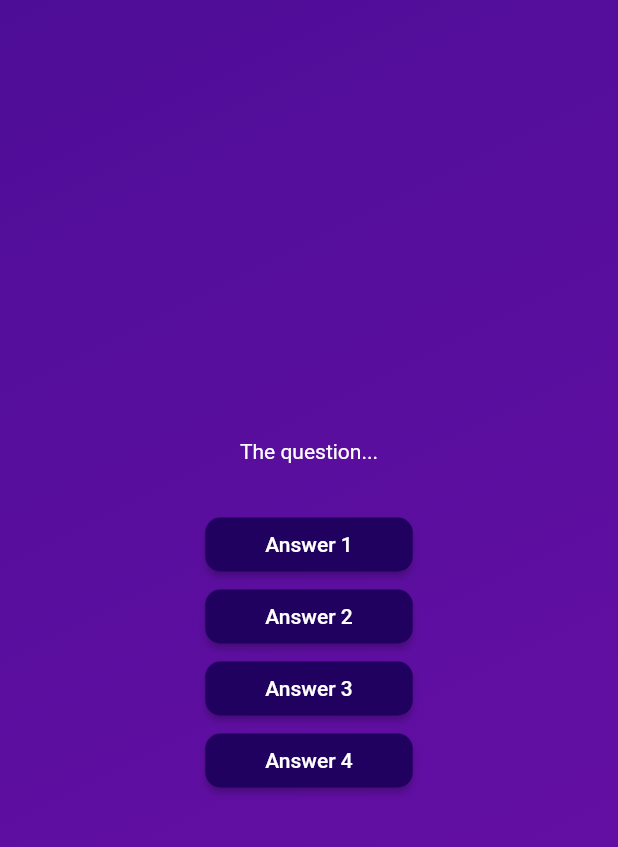
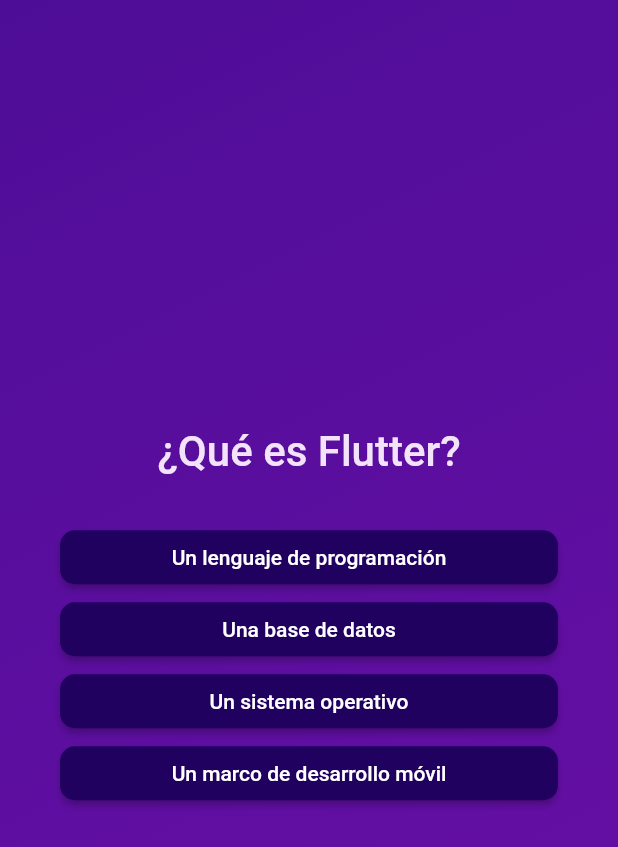
Before and after one commit to Ing-Eduardo-E/Flutter-Projects, a Flutter app: the screen it shows after launch, after a tap on "Inicio de cuestionario", on a phone screen of 412 x 824 dp. Shown: the top 847 px of the screen. Run offline on Flutter 3.47's test engine with Material 2 defaults, Android fonts, the phone set to English and light mode, and no system bars; our stand-ins replace google_fonts.

Commit message:
Arreglo de estilos e importacion de fuentes

```diff
--- a/flutter_questionnaire_2/lib/answer_button.dart
+++ b/flutter_questionnaire_2/lib/answer_button.dart
@@ -19,7 +19,10 @@ class AnswerButton extends StatelessWidget {
           borderRadius: BorderRadius.circular(10),
         ),
       ),
-      child: Text(answerText),
+      child: Text(
+        answerText,
+        textAlign: TextAlign.center,
+      ),
     );
   }
 }
--- a/flutter_questionnaire_2/lib/models/quiz_question.dart
+++ b/flutter_questionnaire_2/lib/models/quiz_question.dart
@@ -3,4 +3,11 @@ class QuizQuestion {
 
   final String text;
   final List<String> answers;
+
+  //Barajar lista de respuestas
+  List<String> getshuffledAnswers() {
+    final shuffledList = List.of(answers);
+    shuffledList.shuffle();
+    return shuffledList;
+  }
 }
--- a/flutter_questionnaire_2/lib/questions_screen.dart
+++ b/flutter_questionnaire_2/lib/questions_screen.dart
@@ -1,5 +1,7 @@
 import 'package:flutter/material.dart';
 import 'package:flutter_questionnaire_2/answer_button.dart';
+import 'package:flutter_questionnaire_2/data/questions.dart';
+import 'package:google_fonts/google_fonts.dart';
 
 class QuestionsScreen extends StatefulWidget {
   const QuestionsScreen({super.key});
@@ -9,28 +11,44 @@ class QuestionsScreen extends StatefulWidget {
 }
 
 class _QuestionsScreenState extends State<QuestionsScreen> {
+  var currentQuestionIndex = 0;
+
+  void answerQuestion() {
+    setState(() {
+      currentQuestionIndex++;
+    });
+  }
+
   @override
   Widget build(BuildContext context) {
+    final currentQuestion = questions[currentQuestionIndex];
+
     return SizedBox(
       width: double.infinity,
+      child: Container(
+        margin: const EdgeInsets.all(40),
         child: Column(
           mainAxisAlignment: MainAxisAlignment.center,
+          crossAxisAlignment: CrossAxisAlignment.stretch,
           children: [
-          const Text(
-            'The question...',
-            style: TextStyle(
-              color: Colors.white,
+            Text(
+              currentQuestion.text,
+              style: GoogleFonts.roboto(
+                fontSize: 28,
+                fontWeight: FontWeight.w500,
+                color: const Color.fromARGB(255, 242, 227, 250),
               ),
+              textAlign: TextAlign.center,
             ),
             const SizedBox(height: 30),
-          AnswerButton(
-            answerText: 'Answer 1',
-            onTap: () {},
+            ...currentQuestion.getshuffledAnswers().map((answer) {
+              return AnswerButton(
+                answerText: answer,
+                onTap: answerQuestion,
+              );
+            }).toList(), //revisar luego
+          ],
         ),
-          AnswerButton(answerText: 'Answer 2', onTap: () {}),
-          AnswerButton(answerText: 'Answer 3', onTap: () {}),
-          AnswerButton(answerText: 'Answer 4', onTap: () {}),
-        ],
       ),
     );
   }
--- a/flutter_questionnaire_2/lib/start_screen.dart
+++ b/flutter_questionnaire_2/lib/start_screen.dart
@@ -1,4 +1,5 @@
 import 'package:flutter/material.dart';
+import 'package:google_fonts/google_fonts.dart';
 
 class StartScreen extends StatelessWidget {
   const StartScreen(this.startQuiz, {super.key});
@@ -14,11 +15,11 @@ class StartScreen extends StatelessWidget {
         Image.asset("assets/images/quiz-logo.png",
             width: 300, color: const Color.fromARGB(150, 255, 255, 255)),
         const SizedBox(height: 80),
-        const Text(
+        Text(
           "Aprende Flutter de manera divertida!",
-          style: TextStyle(
-            fontSize: 20,
-            color: Color.fromARGB(255, 242, 227, 250),
+          style: GoogleFonts.roboto(
+            fontSize: 24,
+            color: const Color.fromARGB(255, 242, 227, 250),
           ),
         ),
         const SizedBox(height: 30),
--- a/flutter_questionnaire_2/pubspec.yaml
+++ b/flutter_questionnaire_2/pubspec.yaml
@@ -34,6 +34,7 @@ dependencies:
   # The following adds the Cupertino Icons font to your application.
   # Use with the CupertinoIcons class for iOS style icons.
   cupertino_icons: ^1.0.2
+  google_fonts: ^4.0.3
 
 dev_dependencies:
   flutter_test:
```
Also changed, not shown: flutter_questionnaire_2/pubspec.lock, 1 other file. Lines whose indentation alone changed are shown as unchanged.
